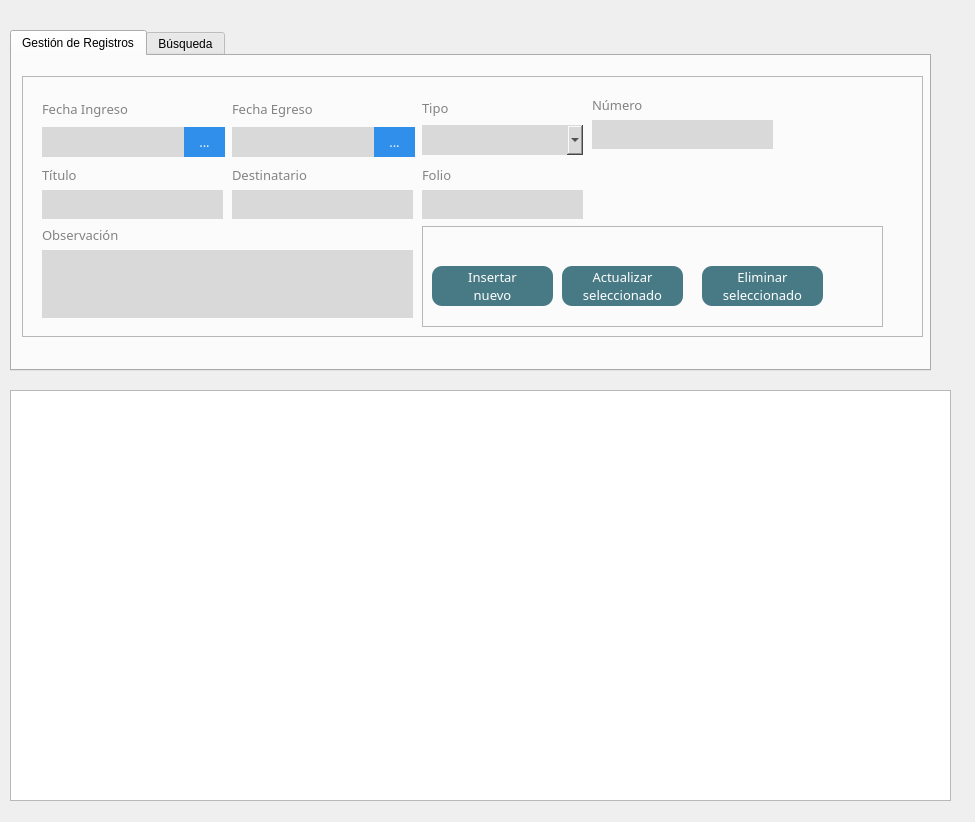
Before: the Qt Designer form mainUI.ui in CarlosL96/sistema-registros-intef-jose-bellones, drawn with Qt 5.
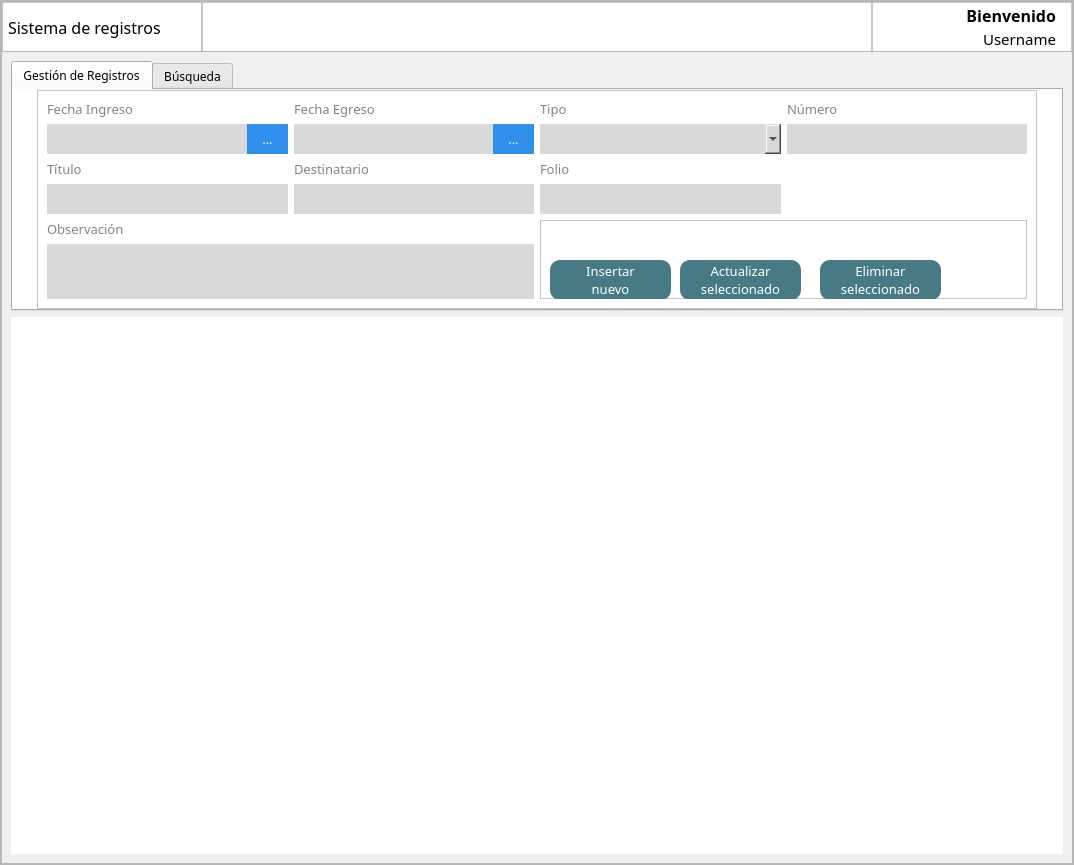
After: the same form once the commit is applied.

```diff
--- a/mainUI.ui
+++ b/mainUI.ui
@@ -6,48 +6,323 @@
    <rect>
     <x>0</x>
     <y>0</y>
-    <width>975</width>
-    <height>822</height>
+    <width>1074</width>
+    <height>865</height>
    </rect>
   </property>
   <property name="windowTitle">
    <string>Sistema de Registro</string>
   </property>
   <widget class="QWidget" name="centralwidget">
-   <widget class="QTableView" name="tableView">
-    <property name="geometry">
-     <rect>
-      <x>10</x>
-      <y>390</y>
-      <width>941</width>
-      <height>411</height>
-     </rect>
-    </property>
-   </widget>
+   <property name="styleSheet">
+    <string notr="true">font-family:candara;
+</string>
+   </property>
+   <layout class="QHBoxLayout" name="horizontalLayout">
+    <property name="spacing">
+     <number>0</number>
+    </property>
+    <property name="leftMargin">
+     <number>0</number>
+    </property>
+    <property name="topMargin">
+     <number>0</number>
+    </property>
+    <property name="rightMargin">
+     <number>0</number>
+    </property>
+    <property name="bottomMargin">
+     <number>0</number>
+    </property>
+    <item>
+     <widget class="QFrame" name="frame">
+      <property name="frameShape">
+       <enum>QFrame::StyledPanel</enum>
+      </property>
+      <property name="frameShadow">
+       <enum>QFrame::Raised</enum>
+      </property>
+      <layout class="QVBoxLayout" name="verticalLayout">
+       <property name="spacing">
+        <number>0</number>
+       </property>
+       <property name="leftMargin">
+        <number>0</number>
+       </property>
+       <property name="topMargin">
+        <number>0</number>
+       </property>
+       <property name="rightMargin">
+        <number>0</number>
+       </property>
+       <property name="bottomMargin">
+        <number>0</number>
+       </property>
+       <item>
+        <widget class="QFrame" name="frame_3">
+         <property name="minimumSize">
+          <size>
+           <width>0</width>
+           <height>50</height>
+          </size>
+         </property>
+         <property name="maximumSize">
+          <size>
+           <width>16777215</width>
+           <height>50</height>
+          </size>
+         </property>
+         <property name="frameShape">
+          <enum>QFrame::StyledPanel</enum>
+         </property>
+         <property name="frameShadow">
+          <enum>QFrame::Raised</enum>
+         </property>
+         <layout class="QHBoxLayout" name="horizontalLayout_2">
+          <property name="leftMargin">
+           <number>0</number>
+          </property>
+          <property name="topMargin">
+           <number>0</number>
+          </property>
+          <property name="rightMargin">
+           <number>0</number>
+          </property>
+          <property name="bottomMargin">
+           <number>0</number>
+          </property>
+          <item>
+           <widget class="QWidget" name="TopBar" native="true">
+            <property name="minimumSize">
+             <size>
+              <width>0</width>
+              <height>50</height>
+             </size>
+            </property>
+            <property name="maximumSize">
+             <size>
+              <width>16777215</width>
+              <height>50</height>
+             </size>
+            </property>
+            <property name="styleSheet">
+             <string notr="true">QWidget{
+border-bottom: 1px solid #B4B4B4;
+background-color:white;
+}
+
+</string>
+            </property>
+            <layout class="QHBoxLayout" name="horizontalLayout_8">
+             <property name="spacing">
+              <number>0</number>
+             </property>
+             <property name="leftMargin">
+              <number>0</number>
+             </property>
+             <property name="topMargin">
+              <number>0</number>
+             </property>
+             <property name="rightMargin">
+              <number>0</number>
+             </property>
+             <property name="bottomMargin">
+              <number>0</number>
+             </property>
+             <item>
+              <widget class="QFrame" name="frame_15">
+               <property name="maximumSize">
+                <size>
+                 <width>200</width>
+                 <height>16777215</height>
+                </size>
+               </property>
+               <property name="frameShape">
+                <enum>QFrame::StyledPanel</enum>
+               </property>
+               <property name="frameShadow">
+                <enum>QFrame::Raised</enum>
+               </property>
+               <layout class="QHBoxLayout" name="horizontalLayout_9">
+                <property name="spacing">
+                 <number>15</number>
+                </property>
+                <property name="leftMargin">
+                 <number>5</number>
+                </property>
+                <property name="topMargin">
+                 <number>5</number>
+                </property>
+                <property name="rightMargin">
+                 <number>5</number>
+                </property>
+                <property name="bottomMargin">
+                 <number>5</number>
+                </property>
+                <item>
+                 <widget class="QLabel" name="label_10">
+                  <property name="font">
+                   <font>
+                    <family>candara</family>
+                    <pointsize>12</pointsize>
+                   </font>
+                  </property>
+                  <property name="styleSheet">
+                   <string notr="true">border:none;</string>
+                  </property>
+                  <property name="text">
+                   <string>Sistema de registros</string>
+                  </property>
+                 </widget>
+                </item>
+               </layout>
+              </widget>
+             </item>
+             <item>
+              <widget class="QFrame" name="frame_16">
+               <property name="layoutDirection">
+                <enum>Qt::RightToLeft</enum>
+               </property>
+               <property name="frameShape">
+                <enum>QFrame::StyledPanel</enum>
+               </property>
+               <property name="frameShadow">
+                <enum>QFrame::Raised</enum>
+               </property>
+              </widget>
+             </item>
+             <item>
+              <widget class="QFrame" name="frame_17">
+               <property name="maximumSize">
+                <size>
+                 <width>200</width>
+                 <height>16777215</height>
+                </size>
+               </property>
+               <property name="frameShape">
+                <enum>QFrame::StyledPanel</enum>
+               </property>
+               <property name="frameShadow">
+                <enum>QFrame::Raised</enum>
+               </property>
+               <layout class="QVBoxLayout" name="verticalLayout_7">
+                <property name="spacing">
+                 <number>0</number>
+                </property>
+                <property name="sizeConstraint">
+                 <enum>QLayout::SetDefaultConstraint</enum>
+                </property>
+                <property name="leftMargin">
+                 <number>0</number>
+                </property>
+                <property name="topMargin">
+                 <number>0</number>
+                </property>
+                <property name="rightMargin">
+                 <number>15</number>
+                </property>
+                <property name="bottomMargin">
+                 <number>0</number>
+                </property>
+                <item>
+                 <widget class="QLabel" name="label_11">
+                  <property name="font">
+                   <font>
+                    <family>candara</family>
+                    <pointsize>12</pointsize>
+                    <weight>75</weight>
+                    <bold>true</bold>
+                   </font>
+                  </property>
+                  <property name="styleSheet">
+                   <string notr="true">border:none;</string>
+                  </property>
+                  <property name="text">
+                   <string>Bienvenido</string>
+                  </property>
+                  <property name="alignment">
+                   <set>Qt::AlignRight|Qt::AlignTrailing|Qt::AlignVCenter</set>
+                  </property>
+                 </widget>
+                </item>
+                <item>
+                 <widget class="QLabel" name="lblSystemUsername">
+                  <property name="font">
+                   <font>
+                    <family>candara</family>
+                    <pointsize>11</pointsize>
+                   </font>
+                  </property>
+                  <property name="styleSheet">
+                   <string notr="true">border:none;</string>
+                  </property>
+                  <property name="text">
+                   <string>Username</string>
+                  </property>
+                  <property name="alignment">
+                   <set>Qt::AlignRight|Qt::AlignTrailing|Qt::AlignVCenter</set>
+                  </property>
+                 </widget>
+                </item>
+               </layout>
+              </widget>
+             </item>
+            </layout>
+           </widget>
+          </item>
+         </layout>
+        </widget>
+       </item>
+       <item>
+        <widget class="QFrame" name="frame_2">
+         <property name="frameShape">
+          <enum>QFrame::StyledPanel</enum>
+         </property>
+         <property name="frameShadow">
+          <enum>QFrame::Raised</enum>
+         </property>
+         <layout class="QVBoxLayout" name="verticalLayout_2">
+          <item>
    <widget class="QTabWidget" name="tabWidget">
-    <property name="geometry">
-     <rect>
-      <x>10</x>
-      <y>30</y>
-      <width>921</width>
-      <height>341</height>
-     </rect>
+            <property name="maximumSize">
+             <size>
+              <width>16777215</width>
+              <height>250</height>
+             </size>
     </property>
     <property name="currentIndex">
      <number>0</number>
     </property>
-    <widget class="QWidget" name="tab1">
+            <widget class="QWidget" name="tab1_2">
+             <property name="styleSheet">
+              <string notr="true">background-color: rgb(255, 255, 255);</string>
+             </property>
      <attribute name="title">
       <string>Gestión de Registros</string>
      </attribute>
-     <widget class="QFrame" name="frame">
-      <property name="geometry">
-       <rect>
-        <x>10</x>
-        <y>20</y>
-        <width>901</width>
-        <height>261</height>
-       </rect>
+             <layout class="QHBoxLayout" name="horizontalLayout_3">
+              <property name="spacing">
+               <number>0</number>
+              </property>
+              <property name="leftMargin">
+               <number>0</number>
+              </property>
+              <property name="topMargin">
+               <number>0</number>
+              </property>
+              <property name="rightMargin">
+               <number>0</number>
+              </property>
+              <property name="bottomMargin">
+               <number>0</number>
+              </property>
+              <item>
+               <widget class="QFrame" name="frame_11">
+                <property name="maximumSize">
+                 <size>
+                  <width>1000</width>
+                  <height>250</height>
+                 </size>
       </property>
       <property name="frameShape">
        <enum>QFrame::StyledPanel</enum>
@@ -55,18 +330,11 @@
       <property name="frameShadow">
        <enum>QFrame::Raised</enum>
       </property>
-      <widget class="QWidget" name="layoutWidget">
-       <property name="geometry">
-        <rect>
-         <x>20</x>
-         <y>20</y>
-         <width>183</width>
-         <height>61</height>
-        </rect>
-       </property>
-       <layout class="QVBoxLayout" name="verticalLayout_56">
+                <layout class="QGridLayout" name="gridLayout">
+                 <item row="0" column="0">
+                  <layout class="QVBoxLayout" name="verticalLayout_62">
         <item>
-         <widget class="QLabel" name="label_69">
+                    <widget class="QLabel" name="label_75">
           <property name="maximumSize">
            <size>
             <width>16777215</width>
@@ -88,12 +356,12 @@
          </widget>
         </item>
         <item>
-         <layout class="QHBoxLayout" name="horizontalLayout_37">
+                    <layout class="QHBoxLayout" name="horizontalLayout_41">
           <property name="spacing">
            <number>0</number>
           </property>
           <item>
-           <widget class="QLineEdit" name="txtReportStartDate">
+                      <widget class="QLineEdit" name="txtRecordStartDate">
             <property name="minimumSize">
              <size>
               <width>0</width>
@@ -116,7 +384,7 @@
            </widget>
           </item>
           <item>
-           <widget class="QPushButton" name="btnGetReportStartDate">
+                      <widget class="QPushButton" name="btnGetRecordStartDate">
             <property name="minimumSize">
              <size>
               <width>0</width>
@@ -159,19 +427,11 @@
          </layout>
         </item>
        </layout>
-      </widget>
-      <widget class="QWidget" name="layoutWidget_2">
-       <property name="geometry">
-        <rect>
-         <x>210</x>
-         <y>20</y>
-         <width>183</width>
-         <height>61</height>
-        </rect>
-       </property>
-       <layout class="QVBoxLayout" name="verticalLayout_57">
+                 </item>
+                 <item row="0" column="1">
+                  <layout class="QVBoxLayout" name="verticalLayout_63">
         <item>
-         <widget class="QLabel" name="label_70">
+                    <widget class="QLabel" name="label_76">
           <property name="maximumSize">
            <size>
             <width>16777215</width>
@@ -193,12 +453,12 @@
          </widget>
         </item>
         <item>
-         <layout class="QHBoxLayout" name="horizontalLayout_38">
+                    <layout class="QHBoxLayout" name="horizontalLayout_42">
           <property name="spacing">
            <number>0</number>
           </property>
           <item>
-           <widget class="QLineEdit" name="txtReportStartDate_2">
+                      <widget class="QLineEdit" name="txtRecordEndDate">
             <property name="minimumSize">
              <size>
               <width>0</width>
@@ -221,7 +481,7 @@
            </widget>
           </item>
           <item>
-           <widget class="QPushButton" name="btnGetReportStartDate_2">
+                      <widget class="QPushButton" name="btnGetRecordEndDate">
             <property name="minimumSize">
              <size>
               <width>0</width>
@@ -264,19 +524,11 @@
          </layout>
         </item>
        </layout>
-      </widget>
-      <widget class="QWidget" name="layoutWidget_3">
-       <property name="geometry">
-        <rect>
-         <x>400</x>
-         <y>20</y>
-         <width>161</width>
-         <height>59</height>
-        </rect>
-       </property>
-       <layout class="QVBoxLayout" name="verticalLayout_58">
+                 </item>
+                 <item row="0" column="2">
+                  <layout class="QVBoxLayout" name="verticalLayout_64">
         <item>
-         <widget class="QLabel" name="label_71">
+                    <widget class="QLabel" name="label_77">
           <property name="maximumSize">
            <size>
             <width>16777215</width>
@@ -298,7 +550,7 @@
          </widget>
         </item>
         <item>
-         <widget class="QComboBox" name="cmbReportRecordType">
+                    <widget class="QComboBox" name="cmbRecordType">
           <property name="minimumSize">
            <size>
             <width>0</width>
@@ -315,19 +567,11 @@
          </widget>
         </item>
        </layout>
-      </widget>
-      <widget class="QWidget" name="layoutWidget_4">
-       <property name="geometry">
-        <rect>
-         <x>570</x>
-         <y>20</y>
-         <width>181</width>
-         <height>53</height>
-        </rect>
-       </property>
-       <layout class="QVBoxLayout" name="verticalLayout_24">
+                 </item>
+                 <item row="0" column="3">
+                  <layout class="QVBoxLayout" name="verticalLayout_30">
         <item>
-         <widget class="QLabel" name="label_31">
+                    <widget class="QLabel" name="label_37">
           <property name="maximumSize">
            <size>
             <width>16777215</width>
@@ -349,7 +593,7 @@
          </widget>
         </item>
         <item>
-         <widget class="QLineEdit" name="txtIncomeRecordedBy">
+                    <widget class="QLineEdit" name="txtRecordNumber">
           <property name="minimumSize">
            <size>
             <width>0</width>
@@ -372,19 +616,11 @@
          </widget>
         </item>
        </layout>
-      </widget>
-      <widget class="QWidget" name="layoutWidget_5">
-       <property name="geometry">
-        <rect>
-         <x>20</x>
-         <y>90</y>
-         <width>181</width>
-         <height>53</height>
-        </rect>
-       </property>
-       <layout class="QVBoxLayout" name="verticalLayout_25">
+                 </item>
+                 <item row="1" column="0">
+                  <layout class="QVBoxLayout" name="verticalLayout_31">
         <item>
-         <widget class="QLabel" name="label_32">
+                    <widget class="QLabel" name="label_38">
           <property name="maximumSize">
            <size>
             <width>16777215</width>
@@ -406,7 +642,7 @@
          </widget>
         </item>
         <item>
-         <widget class="QLineEdit" name="txtIncomeRecordedBy_2">
+                    <widget class="QLineEdit" name="txtRecordTitle">
           <property name="minimumSize">
            <size>
             <width>0</width>
@@ -429,118 +665,11 @@
          </widget>
         </item>
        </layout>
-      </widget>
-      <widget class="QWidget" name="layoutWidget_6">
-       <property name="geometry">
-        <rect>
-         <x>20</x>
-         <y>150</y>
-         <width>371</width>
-         <height>92</height>
-        </rect>
-       </property>
-       <layout class="QVBoxLayout" name="verticalLayout_26">
-        <item>
-         <widget class="QLabel" name="label_33">
-          <property name="maximumSize">
-           <size>
-            <width>16777215</width>
-            <height>30</height>
-           </size>
-          </property>
-          <property name="font">
-           <font>
-            <family>candara</family>
-            <pointsize>10</pointsize>
-           </font>
-          </property>
-          <property name="styleSheet">
-           <string notr="true">color:#838383;</string>
-          </property>
-          <property name="text">
-           <string>Observación</string>
-          </property>
-         </widget>
-        </item>
+                 </item>
+                 <item row="1" column="1">
+                  <layout class="QVBoxLayout" name="verticalLayout_34">
         <item>
-         <widget class="QTextEdit" name="textEdit">
-          <property name="styleSheet">
-           <string notr="true">background-color:#D9D9D9;
-border:none;</string>
-          </property>
-         </widget>
-        </item>
-       </layout>
-      </widget>
-      <widget class="QWidget" name="layoutWidget_7">
-       <property name="geometry">
-        <rect>
-         <x>400</x>
-         <y>90</y>
-         <width>161</width>
-         <height>53</height>
-        </rect>
-       </property>
-       <layout class="QVBoxLayout" name="verticalLayout_27">
-        <item>
-         <widget class="QLabel" name="label_34">
-          <property name="maximumSize">
-           <size>
-            <width>16777215</width>
-            <height>30</height>
-           </size>
-          </property>
-          <property name="font">
-           <font>
-            <family>candara</family>
-            <pointsize>10</pointsize>
-           </font>
-          </property>
-          <property name="styleSheet">
-           <string notr="true">color:#838383;</string>
-          </property>
-          <property name="text">
-           <string>Folio</string>
-          </property>
-         </widget>
-        </item>
-        <item>
-         <widget class="QLineEdit" name="txtIncomeRecordedBy_4">
-          <property name="minimumSize">
-           <size>
-            <width>0</width>
-            <height>30</height>
-           </size>
-          </property>
-          <property name="font">
-           <font>
-            <family>candara</family>
-            <pointsize>11</pointsize>
-           </font>
-          </property>
-          <property name="styleSheet">
-           <string notr="true">background-color:#D9D9D9;
-border:none;</string>
-          </property>
-          <property name="text">
-           <string/>
-          </property>
-         </widget>
-        </item>
-       </layout>
-      </widget>
-      <widget class="QWidget" name="layoutWidget_8">
-       <property name="geometry">
-        <rect>
-         <x>210</x>
-         <y>90</y>
-         <width>181</width>
-         <height>53</height>
-        </rect>
-       </property>
-       <layout class="QVBoxLayout" name="verticalLayout_28">
-        <item>
-         <widget class="QLabel" name="label_35">
+                    <widget class="QLabel" name="label_41">
           <property name="maximumSize">
            <size>
             <width>16777215</width>
@@ -562,7 +691,7 @@
          </widget>
         </item>
         <item>
-         <widget class="QLineEdit" name="txtIncomeRecordedBy_5">
+                    <widget class="QLineEdit" name="txtRecordDestination">
           <property name="minimumSize">
            <size>
             <width>0</width>
@@ -585,23 +714,105 @@
          </widget>
         </item>
        </layout>
-      </widget>
-      <widget class="QFrame" name="frame_2">
-       <property name="geometry">
-        <rect>
-         <x>400</x>
-         <y>150</y>
-         <width>461</width>
-         <height>101</height>
-        </rect>
-       </property>
+                 </item>
+                 <item row="1" column="2">
+                  <layout class="QVBoxLayout" name="verticalLayout_33">
+                   <item>
+                    <widget class="QLabel" name="label_40">
+                     <property name="maximumSize">
+                      <size>
+                       <width>16777215</width>
+                       <height>30</height>
+                      </size>
+                     </property>
+                     <property name="font">
+                      <font>
+                       <family>candara</family>
+                       <pointsize>10</pointsize>
+                      </font>
+                     </property>
+                     <property name="styleSheet">
+                      <string notr="true">color:#838383;</string>
+                     </property>
+                     <property name="text">
+                      <string>Folio</string>
+                     </property>
+                    </widget>
+                   </item>
+                   <item>
+                    <widget class="QLineEdit" name="txtRecordFolium">
+                     <property name="minimumSize">
+                      <size>
+                       <width>0</width>
+                       <height>30</height>
+                      </size>
+                     </property>
+                     <property name="font">
+                      <font>
+                       <family>candara</family>
+                       <pointsize>11</pointsize>
+                      </font>
+                     </property>
+                     <property name="styleSheet">
+                      <string notr="true">background-color:#D9D9D9;
+border:none;</string>
+                     </property>
+                     <property name="text">
+                      <string/>
+                     </property>
+                    </widget>
+                   </item>
+                  </layout>
+                 </item>
+                 <item row="2" column="0" colspan="2">
+                  <layout class="QVBoxLayout" name="verticalLayout_32">
+                   <item>
+                    <widget class="QLabel" name="label_39">
+                     <property name="maximumSize">
+                      <size>
+                       <width>16777215</width>
+                       <height>30</height>
+                      </size>
+                     </property>
+                     <property name="font">
+                      <font>
+                       <family>candara</family>
+                       <pointsize>10</pointsize>
+                      </font>
+                     </property>
+                     <property name="styleSheet">
+                      <string notr="true">color:#838383;</string>
+                     </property>
+                     <property name="text">
+                      <string>Observación</string>
+                     </property>
+                    </widget>
+                   </item>
+                   <item>
+                    <widget class="QTextEdit" name="txtRecordObservation">
+                     <property name="maximumSize">
+                      <size>
+                       <width>16777215</width>
+                       <height>16777215</height>
+                      </size>
+                     </property>
+                     <property name="styleSheet">
+                      <string notr="true">background-color:#D9D9D9;
+border:none;</string>
+                     </property>
+                    </widget>
+                   </item>
+                  </layout>
+                 </item>
+                 <item row="2" column="2" colspan="2">
+                  <widget class="QFrame" name="frame_12">
        <property name="frameShape">
         <enum>QFrame::StyledPanel</enum>
        </property>
        <property name="frameShadow">
         <enum>QFrame::Raised</enum>
        </property>
-       <widget class="QPushButton" name="btnGetCurrentStock">
+                   <widget class="QPushButton" name="btnRecordInsert">
         <property name="geometry">
          <rect>
           <x>10</x>
@@ -649,7 +860,7 @@
 nuevo</string>
         </property>
        </widget>
-       <widget class="QPushButton" name="btnGetCurrentStock_2">
+                   <widget class="QPushButton" name="btnRecordUpdate">
         <property name="geometry">
          <rect>
           <x>140</x>
@@ -697,7 +908,7 @@
 seleccionado</string>
         </property>
        </widget>
-       <widget class="QPushButton" name="btnGetCurrentStock_3">
+                   <widget class="QPushButton" name="btnRecordDelete">
         <property name="geometry">
          <rect>
           <x>280</x>
@@ -746,39 +957,63 @@
         </property>
        </widget>
       </widget>
-     </widget>
-    </widget>
-    <widget class="QWidget" name="tab_2">
+                 </item>
+                </layout>
+               </widget>
+              </item>
+             </layout>
+            </widget>
+            <widget class="QWidget" name="tab_3">
      <attribute name="title">
       <string>Búsqueda</string>
      </attribute>
-     <widget class="QFrame" name="frame_3">
-      <property name="geometry">
-       <rect>
-        <x>10</x>
-        <y>10</y>
-        <width>901</width>
-        <height>261</height>
-       </rect>
-      </property>
+             <layout class="QHBoxLayout" name="horizontalLayout_4">
+              <property name="spacing">
+               <number>0</number>
+              </property>
+              <property name="leftMargin">
+               <number>0</number>
+              </property>
+              <property name="topMargin">
+               <number>0</number>
+              </property>
+              <property name="rightMargin">
+               <number>0</number>
+              </property>
+              <property name="bottomMargin">
+               <number>0</number>
+              </property>
+              <item>
+               <widget class="QFrame" name="frame_13">
+                <property name="styleSheet">
+                 <string notr="true">background-color: rgb(255, 255, 255);</string>
+                </property>
       <property name="frameShape">
        <enum>QFrame::StyledPanel</enum>
       </property>
       <property name="frameShadow">
        <enum>QFrame::Raised</enum>
       </property>
-      <widget class="QWidget" name="layoutWidget_9">
-       <property name="geometry">
-        <rect>
-         <x>20</x>
-         <y>20</y>
-         <width>183</width>
-         <height>61</height>
-        </rect>
-       </property>
-       <layout class="QVBoxLayout" name="verticalLayout_59">
+                <layout class="QHBoxLayout" name="horizontalLayout_5">
+                 <item>
+                  <widget class="QFrame" name="frame_14">
+                   <property name="maximumSize">
+                    <size>
+                     <width>800</width>
+                     <height>16777215</height>
+                    </size>
+                   </property>
+                   <property name="frameShape">
+                    <enum>QFrame::StyledPanel</enum>
+                   </property>
+                   <property name="frameShadow">
+                    <enum>QFrame::Raised</enum>
+                   </property>
+                   <layout class="QGridLayout" name="gridLayout_2">
+                    <item row="0" column="0">
+                     <layout class="QVBoxLayout" name="verticalLayout_65">
         <item>
-         <widget class="QLabel" name="label_72">
+                       <widget class="QLabel" name="label_78">
           <property name="maximumSize">
            <size>
             <width>16777215</width>
@@ -800,12 +1035,12 @@
          </widget>
         </item>
         <item>
-         <layout class="QHBoxLayout" name="horizontalLayout_39">
+                       <layout class="QHBoxLayout" name="horizontalLayout_43">
           <property name="spacing">
            <number>0</number>
           </property>
           <item>
-           <widget class="QLineEdit" name="txtReportStartDate_3">
+                         <widget class="QLineEdit" name="txtSearchRecordStartDate">
             <property name="minimumSize">
              <size>
               <width>0</width>
@@ -828,7 +1063,7 @@
            </widget>
           </item>
           <item>
-           <widget class="QPushButton" name="btnGetReportStartDate_3">
+                         <widget class="QPushButton" name="btnGetSearchStartDate">
             <property name="minimumSize">
              <size>
               <width>0</width>
@@ -871,19 +1106,11 @@
          </layout>
         </item>
        </layout>
-      </widget>
-      <widget class="QWidget" name="layoutWidget_10">
-       <property name="geometry">
-        <rect>
-         <x>210</x>
-         <y>20</y>
-         <width>183</width>
-         <height>61</height>
-        </rect>
-       </property>
-       <layout class="QVBoxLayout" name="verticalLayout_60">
+                    </item>
+                    <item row="0" column="1">
+                     <layout class="QVBoxLayout" name="verticalLayout_66">
         <item>
-         <widget class="QLabel" name="label_73">
+                       <widget class="QLabel" name="label_79">
           <property name="maximumSize">
            <size>
             <width>16777215</width>
@@ -905,12 +1132,12 @@
          </widget>
         </item>
         <item>
-         <layout class="QHBoxLayout" name="horizontalLayout_40">
+                       <layout class="QHBoxLayout" name="horizontalLayout_44">
           <property name="spacing">
            <number>0</number>
           </property>
           <item>
-           <widget class="QLineEdit" name="txtReportStartDate_4">
+                         <widget class="QLineEdit" name="txtSearchRecordEndDate">
             <property name="minimumSize">
              <size>
               <width>0</width>
@@ -933,7 +1160,7 @@
            </widget>
           </item>
           <item>
-           <widget class="QPushButton" name="btnGetReportStartDate_4">
+                         <widget class="QPushButton" name="btnGetSearchEndDate">
             <property name="minimumSize">
              <size>
               <width>0</width>
@@ -976,19 +1203,11 @@
          </layout>
         </item>
        </layout>
-      </widget>
-      <widget class="QWidget" name="layoutWidget_11">
-       <property name="geometry">
-        <rect>
-         <x>400</x>
-         <y>20</y>
-         <width>161</width>
-         <height>59</height>
-        </rect>
-       </property>
-       <layout class="QVBoxLayout" name="verticalLayout_61">
+                    </item>
+                    <item row="0" column="2">
+                     <layout class="QVBoxLayout" name="verticalLayout_67">
         <item>
-         <widget class="QLabel" name="label_74">
+                       <widget class="QLabel" name="label_80">
           <property name="maximumSize">
            <size>
             <width>16777215</width>
@@ -1010,10 +1229,10 @@
          </widget>
         </item>
         <item>
-         <widget class="QComboBox" name="cmbReportRecordType_2">
+                       <widget class="QComboBox" name="cmbSearchRecordType">
           <property name="minimumSize">
            <size>
-            <width>0</width>
+                          <width>160</width>
             <height>30</height>
            </size>
           </property>
@@ -1027,19 +1246,11 @@
          </widget>
         </item>
        </layout>
-      </widget>
-      <widget class="QWidget" name="layoutWidget_12">
-       <property name="geometry">
-        <rect>
-         <x>570</x>
-         <y>20</y>
-         <width>181</width>
-         <height>53</height>
-        </rect>
-       </property>
-       <layout class="QVBoxLayout" name="verticalLayout_29">
+                    </item>
+                    <item row="0" column="3">
+                     <layout class="QVBoxLayout" name="verticalLayout_35">
         <item>
-         <widget class="QLabel" name="label_36">
+                       <widget class="QLabel" name="label_42">
           <property name="maximumSize">
            <size>
             <width>16777215</width>
@@ -1061,10 +1272,10 @@
          </widget>
         </item>
         <item>
-         <widget class="QLineEdit" name="txtIncomeRecordedBy_3">
+                       <widget class="QLineEdit" name="txtSearchRecordNumber">
           <property name="minimumSize">
            <size>
-            <width>0</width>
+                          <width>160</width>
             <height>30</height>
            </size>
           </property>
@@ -1084,26 +1295,19 @@
          </widget>
         </item>
        </layout>
-      </widget>
-      <widget class="QFrame" name="frame_4">
-       <property name="geometry">
-        <rect>
-         <x>20</x>
-         <y>90</y>
-         <width>151</width>
-         <height>81</height>
-        </rect>
-       </property>
+                    </item>
+                    <item row="1" column="0">
+                     <widget class="QFrame" name="frame_18">
        <property name="frameShape">
         <enum>QFrame::StyledPanel</enum>
        </property>
        <property name="frameShadow">
         <enum>QFrame::Raised</enum>
        </property>
-       <widget class="QPushButton" name="btnGetCurrentStock_4">
+                      <widget class="QPushButton" name="btnGetCurrentStock_8">
         <property name="geometry">
          <rect>
-          <x>10</x>
+                         <x>0</x>
           <y>20</y>
           <width>121</width>
           <height>40</height>
@@ -1148,9 +1352,41 @@
         </property>
        </widget>
       </widget>
-     </widget>
-    </widget>
-   </widget>
+                    </item>
+                   </layout>
+                  </widget>
+                 </item>
+                </layout>
+               </widget>
+              </item>
+             </layout>
+            </widget>
+           </widget>
+          </item>
+          <item>
+           <widget class="QTableView" name="tableViewRecords">
+            <property name="minimumSize">
+             <size>
+              <width>0</width>
+              <height>450</height>
+             </size>
+            </property>
+            <property name="styleSheet">
+             <string notr="true">border:none;
+</string>
+            </property>
+            <property name="gridStyle">
+             <enum>Qt::SolidLine</enum>
+            </property>
+           </widget>
+          </item>
+         </layout>
+        </widget>
+       </item>
+      </layout>
+     </widget>
+    </item>
+   </layout>
   </widget>
  </widget>
  <resources/>
```
Lines whose indentation alone changed are shown as unchanged.
